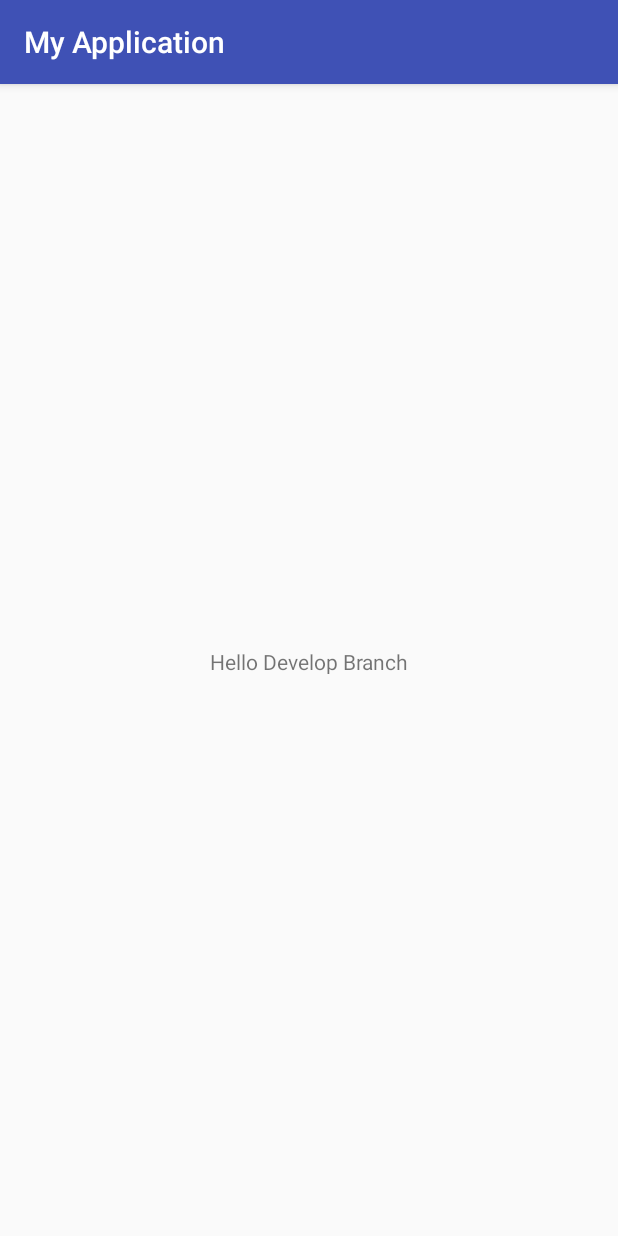
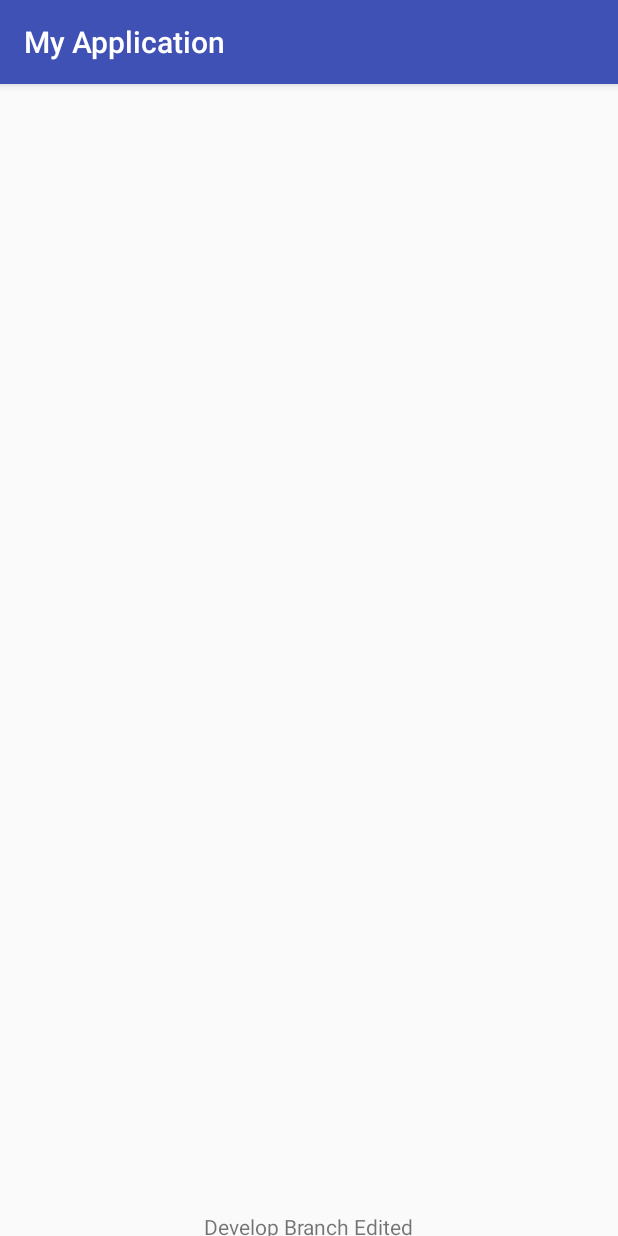
Before and after one commit to Betray998/HelloWorld, an Android app: the screen it shows after launch (MainActivity), on a phone screen of 412 x 824 dp. Run offline under Robolectric (Android 15) with nearby library versions, the phone set to English and light mode, and no system bars.

Commit message:
Edit TextView for master

```diff
--- a/app/src/main/res/layout/activity_main.xml
+++ b/app/src/main/res/layout/activity_main.xml
@@ -8,11 +8,10 @@
 
     <TextView
         android:layout_width="wrap_content"
-        android:layout_height="18dp"
-        android:text="Hello Develop Branch"
+        android:layout_height="16dp"
+        android:text="Develop Branch Edited"
         app:layout_constraintBottom_toBottomOf="parent"
         app:layout_constraintLeft_toLeftOf="parent"
-        app:layout_constraintRight_toRightOf="parent"
-        app:layout_constraintTop_toTopOf="parent" />
+        app:layout_constraintRight_toRightOf="parent" />
 
 </android.support.constraint.ConstraintLayout>
```
